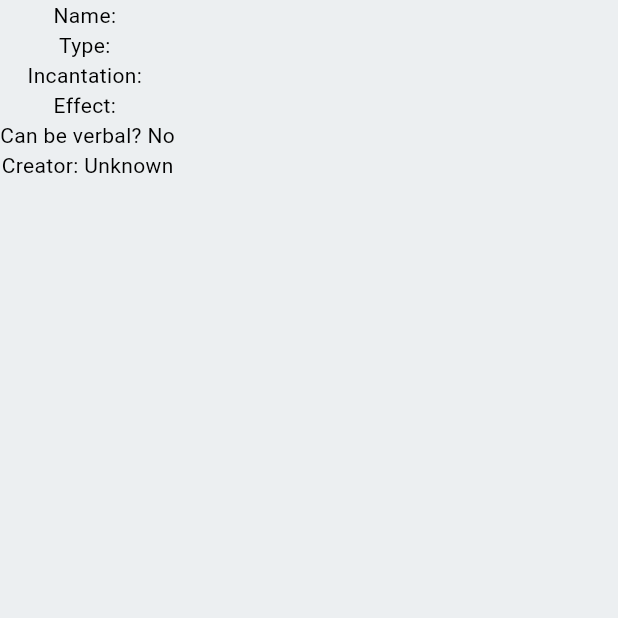
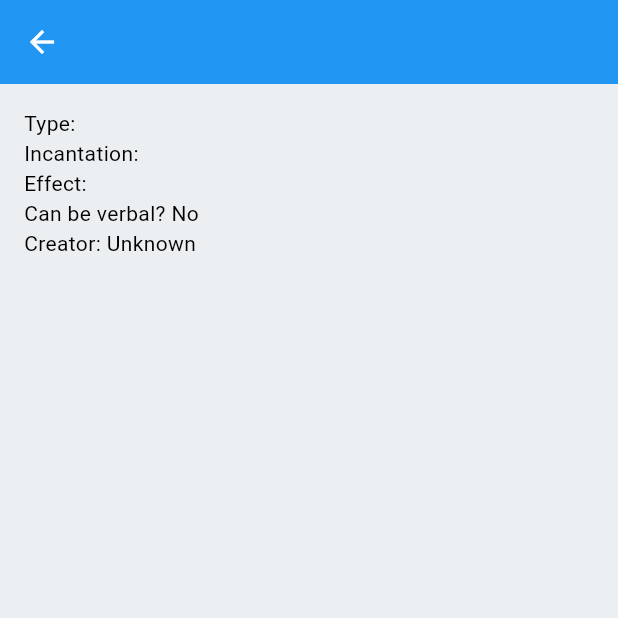
Before and after one commit to SakuraDevGit/wizardry, a Flutter app: the SpellsInformationPage screen opened directly with empty values, on a phone screen of 412 x 824 dp, the top half of it. Run offline on Flutter 3.47's test engine with Material 3 defaults, Android fonts, the light colour scheme and no system bars; our stand-ins replace dartz, equatable, flutter_bloc; network calls fail.

Commit message:
Fix page we are navigating to

```diff
--- a/lib/2_application/pages/spells/spells_information_page.dart
+++ b/lib/2_application/pages/spells/spells_information_page.dart
@@ -1,27 +1,31 @@
-// this widget should take in a SpellEntity and display the name, type, incantation, effect, canBeVerbal, and creator of the spell.
-// It will not use any cubit or bloc, but will be a simple StatelessWidget that takes in a SpellEntity and displays the information.
-// There must be no scaffold as we will navigate to this page from the existing spells page when the user clicks on a spell.
-
 import 'package:flutter/material.dart';
 import 'package:wizarding_world/1_domain/entities/spell_entities/spell_entity.dart';
 
 class SpellsInformationPage extends StatelessWidget {
   final SpellEntity spell;
 
-  const SpellsInformationPage({Key? key, required this.spell})
-      : super(key: key);
+  const SpellsInformationPage({super.key, required this.spell});
 
   @override
   Widget build(BuildContext context) {
-    return Column(
+    return Scaffold(
+      appBar: AppBar(
+        title: Text(spell.name),
+      ),
+      body: Padding(
+        padding: const EdgeInsets.all(16.0),
+        child: Column(
+          crossAxisAlignment: CrossAxisAlignment.start,
           children: [
-        Text('Name: ${spell.name}'),
             Text('Type: ${spell.type}'),
             Text('Incantation: ${spell.incantation}'),
             Text('Effect: ${spell.effect}'),
             Text('Can be verbal? ${spell.canBeVerbal ? 'Yes' : 'No'}'),
-        Text('Creator: ${spell.creator.isEmpty ? 'Unknown' : spell.creator}'),
+            Text(
+                'Creator: ${spell.creator.isEmpty ? 'Unknown' : spell.creator}'),
           ],
+        ),
+      ),
     );
   }
 }
```
Also changed, not shown: lib/2_application/pages/spells/spells_page.dart (+9 -11 lines). Lines whose indentation alone changed are shown as unchanged.
